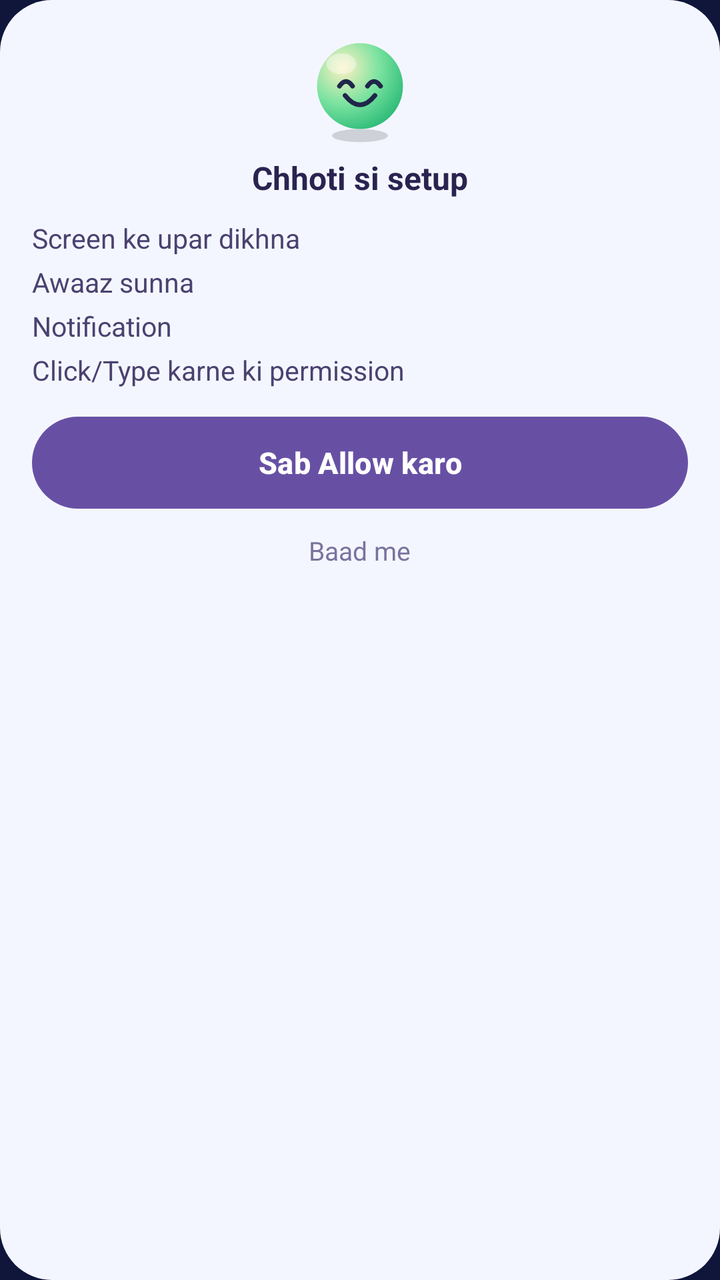
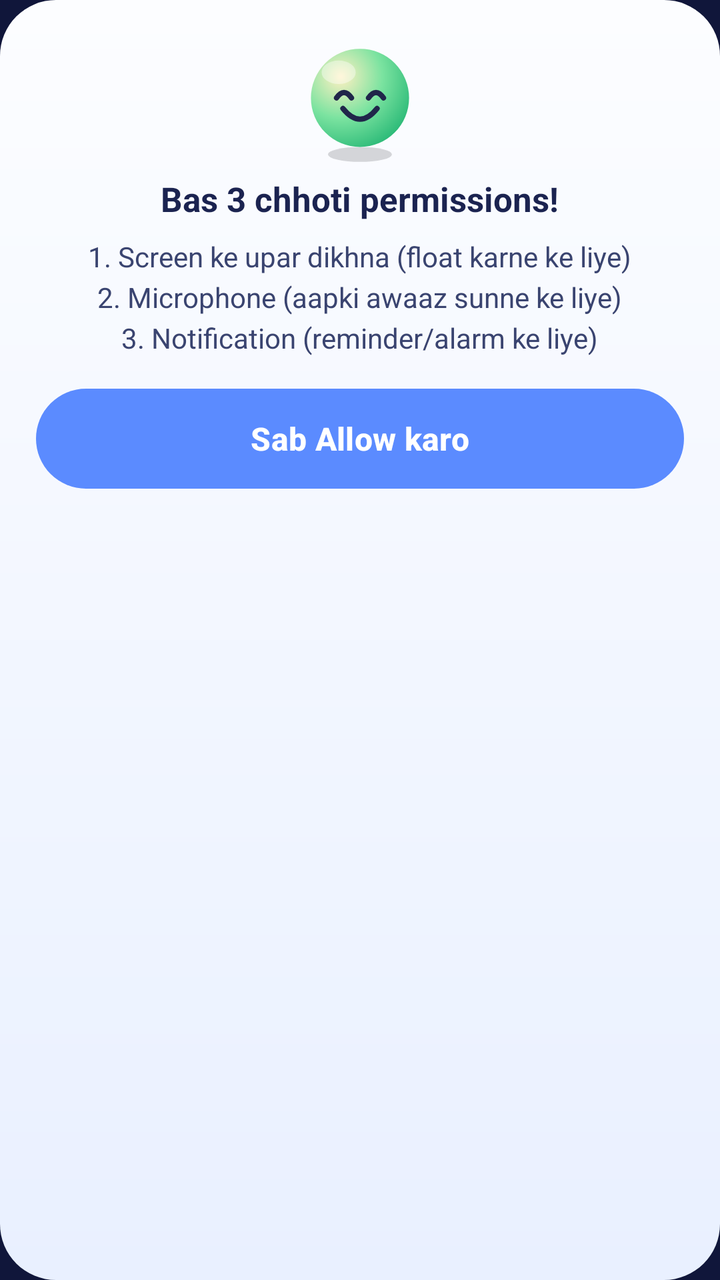

Before-and-after screenshots of an Android layout around one commit, followed by the original layout XML and the change that was made.
<!-- AndroidManifest.xml: application theme Theme.Mitra -->
<!-- res/layout/dialog_perm.xml -->
<?xml version="1.0" encoding="utf-8"?>
<LinearLayout xmlns:android="http://schemas.android.com/apk/res/android"
    android:layout_width="match_parent"
    android:layout_height="wrap_content"
    android:orientation="vertical"
    android:gravity="center_horizontal"
    android:padding="16dp"
    android:background="@drawable/card_bg">

    <ImageView
        android:layout_width="56dp"
        android:layout_height="56dp"
        android:src="@drawable/char_happy"
        android:contentDescription="@string/app_name" />

    <TextView
        android:layout_width="wrap_content"
        android:layout_height="wrap_content"
        android:layout_marginTop="6dp"
        android:text="Chhoti si setup"
        android:textColor="#2A2350"
        android:textStyle="bold"
        android:textSize="16sp" />

    <TextView
        android:layout_width="match_parent"
        android:layout_height="wrap_content"
        android:layout_marginTop="10dp"
        android:lineSpacingExtra="6dp"
        android:text="Screen ke upar dikhna\nAwaaz sunna\nNotification\nClick/Type karne ki permission"
        android:textColor="#4A4270"
        android:textSize="13.5sp" />

    <Button
        android:id="@+id/allowAll"
        android:layout_width="match_parent"
        android:layout_height="46dp"
        android:layout_marginTop="14dp"
        android:background="@drawable/btn_bg"
        android:text="Sab Allow karo"
        android:textAllCaps="false"
        android:textColor="#FFFFFF"
        android:textSize="15sp"
        android:textStyle="bold" />

    <TextView
        android:id="@+id/later"
        android:layout_width="wrap_content"
        android:layout_height="wrap_content"
        android:layout_marginTop="8dp"
        android:padding="4dp"
        android:text="Baad me"
        android:textColor="#7A729E"
        android:textSize="13sp" />

</LinearLayout>
<!-- resources referenced by this layout -->
<resources>
  <!-- drawable btn_bg (drawable) -->
  <?xml version="1.0" encoding="utf-8"?>
  <shape xmlns:android="http://schemas.android.com/apk/res/android"
      android:shape="rectangle">
      <gradient
          android:startColor="#4F7CFF"
          android:endColor="#7C3AED"
          android:angle="0" />
      <corners android:radius="28dp" />
  </shape>
  <!-- drawable card_bg (drawable) -->
  <?xml version="1.0" encoding="utf-8"?>
  <shape xmlns:android="http://schemas.android.com/apk/res/android"
      android:shape="rectangle">
      <solid android:color="#F4F6FF" />
      <corners android:radius="26dp" />
  </shape>
  <!-- drawable char_happy (drawable) -->
  <vector xmlns:android="http://schemas.android.com/apk/res/android"
      xmlns:aapt="http://schemas.android.com/aapt"
      android:width="120dp" android:height="120dp"
      android:viewportWidth="120" android:viewportHeight="120">
      <path android:fillColor="#26000000"
          android:pathData="M60,111 m-30,0 a30,7 0 1,0 60,0 a30,7 0 1,0 -60,0"/>
      <path android:pathData="M60,58 m-46,0 a46,46 0 1,0 92,0 a46,46 0 1,0 -92,0">
          <aapt:attr name="android:fillColor">
              <gradient android:type="radial"
                  android:centerX="42" android:centerY="38" android:gradientRadius="78"
                  android:startColor="#FFF0C2" android:centerColor="#7BE3A0" android:endColor="#22B573"/>
          </aapt:attr>
      </path>
      <path android:fillColor="#66FFFFFF"
          android:pathData="M40,34 m-16,0 a16,11 0 1,0 32,0 a16,11 0 1,0 -32,0"/>
      <path android:strokeColor="#20264A" android:strokeWidth="5" android:strokeLineCap="round"
          android:pathData="M38,58 Q45,48 52,58" android:fillColor="#00000000"/>
      <path android:strokeColor="#20264A" android:strokeWidth="5" android:strokeLineCap="round"
          android:pathData="M68,58 Q75,48 82,58" android:fillColor="#00000000"/>
      <path android:strokeColor="#20264A" android:strokeWidth="5" android:strokeLineCap="round"
          android:pathData="M44,68 Q60,88 76,68" android:fillColor="#00000000"/>
  </vector>
  <string name="app_name">Bublu</string>
  <style name="Theme.Mitra" parent="Theme.Material3.DayNight.NoActionBar">
          <item name="android:statusBarColor">#10163A</item>
          <item name="android:windowBackground">#10163A</item>
      </style>
</resources>

<!-- the commit's change to res/layout/dialog_perm.xml (unified diff, before → after) -->
@@ -4,53 +4,43 @@
     android:layout_height="wrap_content"
     android:orientation="vertical"
     android:gravity="center_horizontal"
-    android:padding="16dp"
-    android:background="@drawable/card_bg">
+    android:padding="18dp"
+    android:background="@drawable/dialog_bg">
 
     <ImageView
-        android:layout_width="56dp"
-        android:layout_height="56dp"
+        android:layout_width="64dp"
+        android:layout_height="64dp"
         android:src="@drawable/char_happy"
-        android:contentDescription="@string/app_name" />
+        android:contentDescription="Bublu" />
 
     <TextView
         android:layout_width="wrap_content"
         android:layout_height="wrap_content"
         android:layout_marginTop="6dp"
-        android:text="Chhoti si setup"
-        android:textColor="#2A2350"
+        android:text="Bas 3 chhoti permissions!"
+        android:textColor="#1B2350"
         android:textStyle="bold"
-        android:textSize="16sp" />
+        android:textSize="17sp" />
 
     <TextView
-        android:layout_width="match_parent"
+        android:layout_width="wrap_content"
         android:layout_height="wrap_content"
-        android:layout_marginTop="10dp"
-        android:lineSpacingExtra="6dp"
-        android:text="Screen ke upar dikhna\nAwaaz sunna\nNotification\nClick/Type karne ki permission"
-        android:textColor="#4A4270"
-        android:textSize="13.5sp" />
+        android:layout_marginTop="8dp"
+        android:gravity="center"
+        android:lineSpacingExtra="4dp"
+        android:text="1. Screen ke upar dikhna (float karne ke liye)\n2. Microphone (aapki awaaz sunne ke liye)\n3. Notification (reminder/alarm ke liye)"
+        android:textColor="#3A4470"
+        android:textSize="14sp" />
 
     <Button
         android:id="@+id/allowAll"
         android:layout_width="match_parent"
-        android:layout_height="46dp"
-        android:layout_marginTop="14dp"
+        android:layout_height="50dp"
+        android:layout_marginTop="16dp"
         android:background="@drawable/btn_bg"
         android:text="Sab Allow karo"
         android:textAllCaps="false"
         android:textColor="#FFFFFF"
-        android:textSize="15sp"
+        android:textSize="16sp"
         android:textStyle="bold" />
-
-    <TextView
-        android:id="@+id/later"
-        android:layout_width="wrap_content"
-        android:layout_height="wrap_content"
-        android:layout_marginTop="8dp"
-        android:padding="4dp"
-        android:text="Baad me"
-        android:textColor="#7A729E"
-        android:textSize="13sp" />
-
 </LinearLayout>
<!-- resource entries referenced after the edit -->
@@ -9,13 +9,6 @@
           android:endColor="#7C3AED"
           android:angle="0" />
       <corners android:radius="28dp" />
-  </shape>
-  <!-- drawable card_bg (drawable) -->
-  <?xml version="1.0" encoding="utf-8"?>
-  <shape xmlns:android="http://schemas.android.com/apk/res/android"
-      android:shape="rectangle">
-      <solid android:color="#F4F6FF" />
-      <corners android:radius="26dp" />
   </shape>
   <!-- drawable char_happy (drawable) -->
   <vector xmlns:android="http://schemas.android.com/apk/res/android"
@@ -40,10 +33,29 @@
       <path android:strokeColor="#20264A" android:strokeWidth="5" android:strokeLineCap="round"
           android:pathData="M44,68 Q60,88 76,68" android:fillColor="#00000000"/>
   </vector>
-  <string name="app_name">Bublu</string>
+  <!-- drawable dialog_bg (drawable) -->
+  <?xml version="1.0" encoding="utf-8"?>
+  <shape xmlns:android="http://schemas.android.com/apk/res/android"
+      android:shape="rectangle">
+      <gradient
+          android:startColor="#FCFDFF"
+          android:endColor="#E9F0FF"
+          android:angle="270" />
+      <corners android:radius="28dp" />
+  </shape>
   <style name="Theme.Mitra" parent="Theme.Material3.DayNight.NoActionBar">
           <item name="android:statusBarColor">#10163A</item>
+          <item name="android:navigationBarColor">#10163A</item>
           <item name="android:windowBackground">#10163A</item>
+          <item name="colorPrimary">#5B8BFF</item>
+          <item name="colorAccent">#7C3AED</item>
+          <item name="android:textColorPrimary">#1B2350</item>
+          <item name="alertDialogTheme">@style/BubluDialog</item>
+      </style>
+  <style name="BubluDialog" parent="ThemeOverlay.Material3.MaterialAlertDialog">
+          <item name="colorPrimary">#5B8BFF</item>
+          <item name="colorAccent">#7C3AED</item>
+          <item name="android:textColorPrimary">#1B2350</item>
       </style>
 </resources>
 
